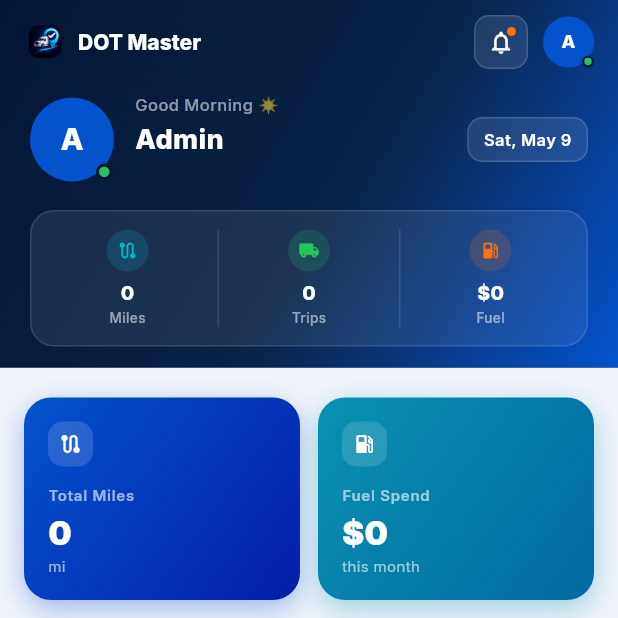
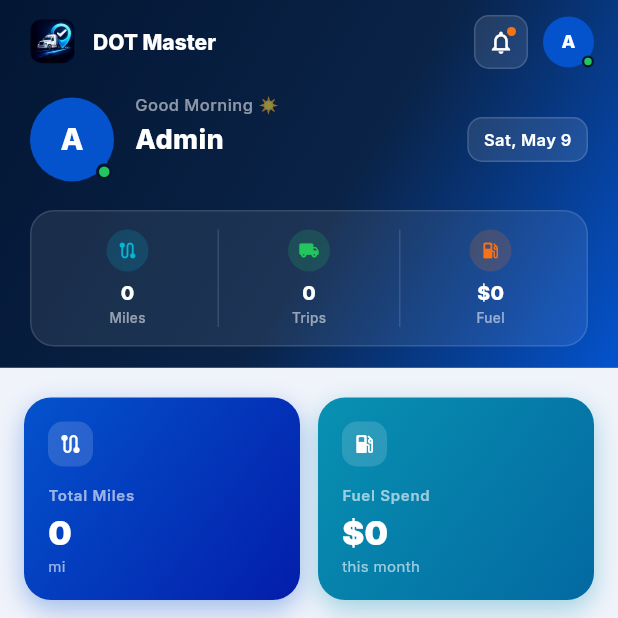
Before and after one commit to rabahaldoori/DOTMASTERAPP, a Flutter app: the DashboardScreen screen opened by its route, on a phone screen of 412 x 824 dp, the top half of it. Run offline on Flutter 3.47's test engine with Material 3 defaults, Android fonts, the phone set to English and light mode, and no system bars; our stand-ins replace dio, file_picker, fl_chart, flutter_secure_storage, geolocator, go_router and 6 more; missing offline and left inert: flutter_pdfview, onesignal_flutter; accounts and stored records are empty; network calls fail; project files that could hold a hidden picture were left out.

Commit message:
fix: increase dashboard header logo from 28 to 38px

```diff
--- a/lib/features/dashboard/dashboard_screen.dart
+++ b/lib/features/dashboard/dashboard_screen.dart
@@ -126,7 +126,7 @@ class _DashboardScreenState extends State<DashboardScreen> {
             title: Padding(
               padding: const EdgeInsets.symmetric(horizontal: 16),
               child: Row(children: [
-                Image.asset('assets/images/logo.png', width: 28, height: 28, fit: BoxFit.contain),
+                Image.asset('assets/images/logo.png', width: 38, height: 38, fit: BoxFit.contain),
                 const SizedBox(width: 8),
                 Text('DOT Master', style: GoogleFonts.inter(
                     fontSize: 14, fontWeight: FontWeight.w800, color: Colors.white)),
```
